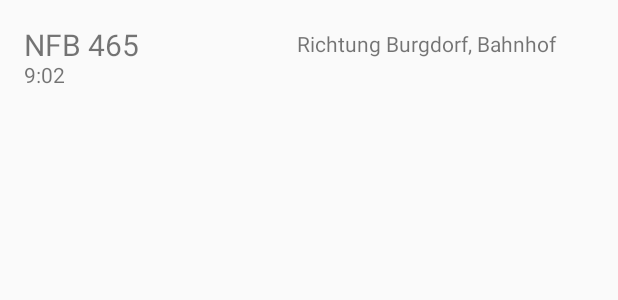
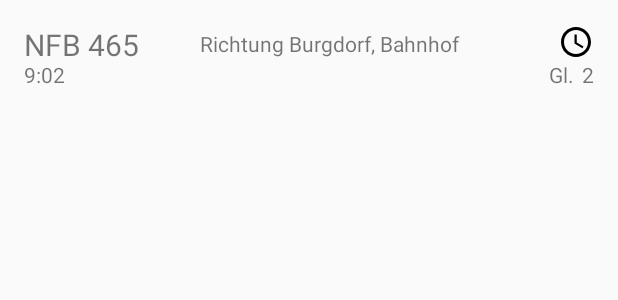
Before and after one commit to FaKiieZ/FindYourWay, an Android app: the layout connection_listitem.xml on its own in the app's theme, with its tools: preview values and no code run, on a phone screen of 412 x 824 dp. Shown: the top 300 px of the screen. Run offline under Robolectric (Android 15) with nearby library versions, the phone set to English and light mode, and no system bars; network calls fail.

Commit message:
add marker on maps and (not working yet) delay icon

```diff
--- a/app/src/main/java/ch/bbcag/findyourway/views/StationDetailActivity.java
+++ b/app/src/main/java/ch/bbcag/findyourway/views/StationDetailActivity.java
@@ -7,7 +7,6 @@ import android.support.v7.app.AppCompatActivity;
 import android.os.Bundle;
 import android.view.View;
 import android.widget.AdapterView;
-import android.widget.ArrayAdapter;
 import android.widget.ListView;
 import android.widget.TextView;
 
@@ -50,7 +49,7 @@ public class StationDetailActivity extends AppCompatActivity {
                     @Override
                     public void onResponse(String response) {
                         try {
-                            List<Connection> connections = TransportOpendataJsonParser.createConnectionsFromJsonString(response);
+                            List<Connection> connections = TransportOpendataJsonParser.CreateConnectionsFromJsonString(response);
                             final ConnectionListAdapter connectionAdapter = new ConnectionListAdapter(getBaseContext(),connections);
                             //connectionAdapter.addAll(connections);
                             ListView connectionList = findViewById(R.id.list);
--- /dev/null
+++ b/app/src/main/res/drawable/ic_access_time_black_24dp.xml
@@ -0,0 +1,9 @@
+<vector xmlns:android="http://schemas.android.com/apk/res/android"
+        android:width="24dp"
+        android:height="24dp"
+        android:viewportWidth="24.0"
+        android:viewportHeight="24.0">
+    <path
+        android:fillColor="#FF000000"
+        android:pathData="M11.99,2C6.47,2 2,6.48 2,12s4.47,10 9.99,10C17.52,22 22,17.52 22,12S17.52,2 11.99,2zM12,20c-4.42,0 -8,-3.58 -8,-8s3.58,-8 8,-8 8,3.58 8,8 -3.58,8 -8,8zM12.5,7H11v6l5.25,3.15 0.75,-1.23 -4.5,-2.67z"/>
+</vector>
--- a/app/src/main/res/layout/connection_listitem.xml
+++ b/app/src/main/res/layout/connection_listitem.xml
@@ -21,14 +21,24 @@
         android:id="@+id/textViewDestination"
         android:layout_width="198dp"
         android:layout_height="24dp"
-        android:layout_marginStart="16dp"
+        android:layout_marginEnd="8dp"
+        android:layout_marginStart="8dp"
         android:layout_marginTop="16dp"
         android:paddingTop="3.5dp"
         android:text="Richtung Burgdorf, Bahnhof"
-        app:layout_constraintEnd_toEndOf="parent"
-        app:layout_constraintHorizontal_bias="1.0"
+        app:layout_constraintEnd_toStartOf="@+id/imageViewDelay"
         app:layout_constraintStart_toEndOf="@+id/textViewNumber"
         app:layout_constraintTop_toTopOf="parent" />
+
+    <ImageView
+        android:id="@+id/imageViewDelay"
+        android:layout_width="24dp"
+        android:layout_height="24dp"
+        android:layout_marginTop="16dp"
+        android:visibility="visible"
+        app:layout_constraintEnd_toEndOf="parent"
+        app:layout_constraintTop_toTopOf="parent"
+        app:srcCompat="@drawable/ic_access_time_black_24dp" />
 
     <TextView
         android:id="@+id/textViewTime"
@@ -43,7 +53,7 @@
         android:id="@+id/textViewPlattformNumber"
         android:layout_width="wrap_content"
         android:layout_height="20dp"
-        android:text=""
+        tools:text="2"
         app:layout_constraintEnd_toEndOf="parent"
         app:layout_constraintTop_toBottomOf="@+id/textViewDestination" />
 
@@ -52,7 +62,7 @@
         android:layout_width="wrap_content"
         android:layout_height="20dp"
         android:layout_marginEnd="2dp"
-        android:text=""
+        tools:text="Gl. "
         app:layout_constraintEnd_toStartOf="@+id/textViewPlattformNumber"
         app:layout_constraintTop_toBottomOf="@+id/textViewDestination" />
 
@@ -61,5 +71,5 @@
         android:layout_width="wrap_content"
         android:layout_height="wrap_content"
         android:orientation="horizontal"
-        app:layout_constraintGuide_begin="20dp" />
+        app:layout_constraintGuide_begin="16dp" />
 </android.support.constraint.ConstraintLayout>
```
Also changed, not shown: app/src/main/java/ch/bbcag/findyourway/helper/TransportOpendataJsonParser.java (+12 -9 lines), app/src/main/java/ch/bbcag/findyourway/model/Connection.java (+22 -1 lines), app/src/main/java/ch/bbcag/findyourway/views/ConnectionListAdapter.java (+9 -9 lines), app/src/main/java/ch/bbcag/findyourway/views/TabSearchFragment.java (+9 -4 lines).
